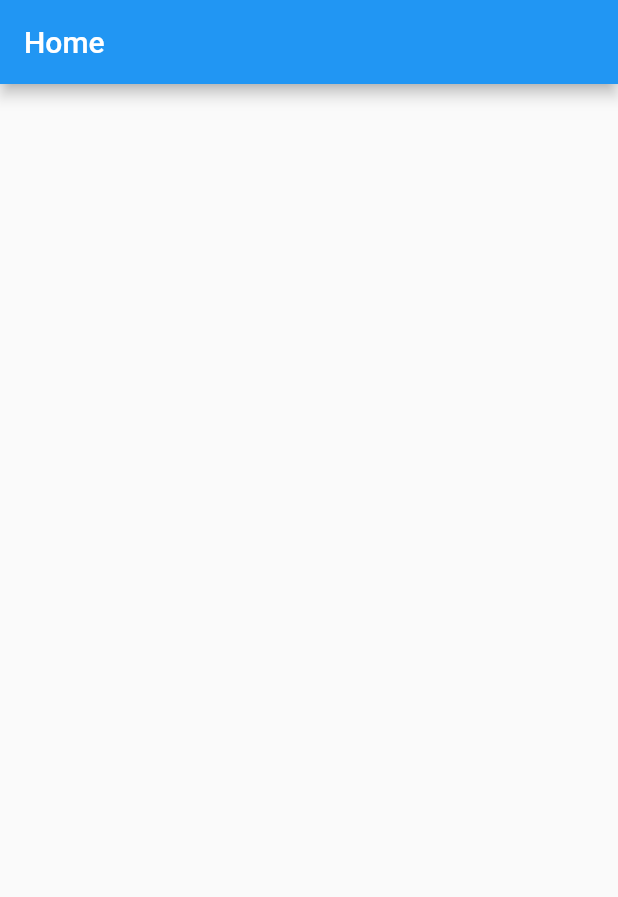
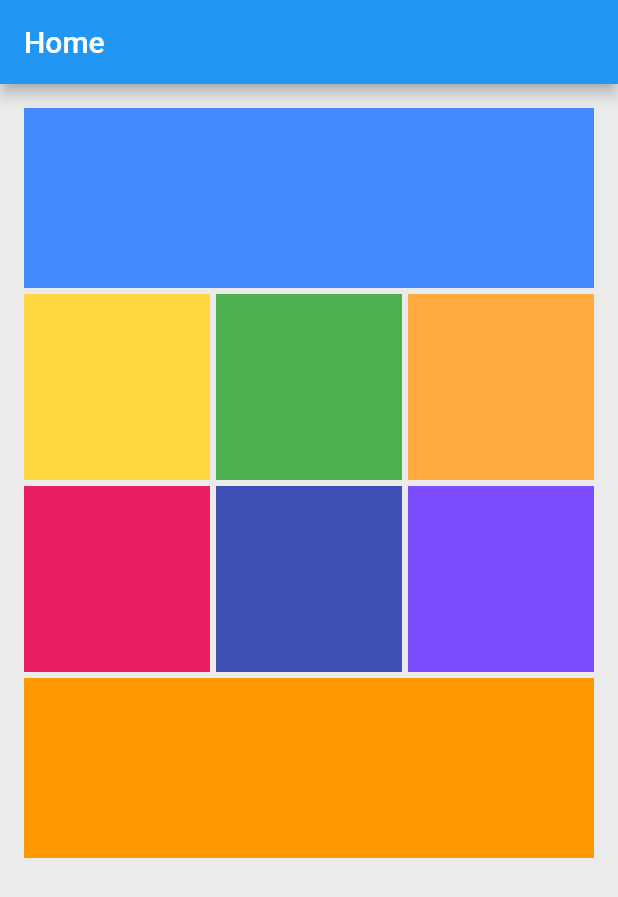
Before and after one commit to CORDEA/flutter_windows_tile, a Flutter app: the screen it shows after launch, on a phone screen of 412 x 824 dp. Shown: the top 897 px of the screen. Run offline on Flutter 3.47's test engine with Material 2 defaults, Android fonts, the phone set to English and light mode, and no system bars; our stand-ins replace freezed_annotation.

Commit message:
add tiles

```diff
--- a/lib/home.dart
+++ b/lib/home.dart
@@ -1,4 +1,5 @@
 import 'package:flutter/material.dart';
+import 'package:flutter_windows_tile/windows_tile.dart';
 
 class HomePage extends StatelessWidget {
   const HomePage({Key? key}) : super(key: key);
@@ -7,7 +8,55 @@ class HomePage extends StatelessWidget {
   Widget build(BuildContext context) {
     return Scaffold(
       appBar: AppBar(title: const Text('Home')),
-      body: const Center(),
+      backgroundColor: Colors.black.withOpacity(0.08),
+      body: ListView(
+        padding: const EdgeInsets.all(16),
+        children: [
+          _buildTile(Colors.blueAccent),
+          const SizedBox(height: 4),
+          Row(
+            children: [
+              _buildSquareTile(Colors.amberAccent),
+              const SizedBox(width: 4),
+              _buildSquareTile(Colors.green),
+              const SizedBox(width: 4),
+              _buildSquareTile(Colors.orangeAccent),
+            ],
+          ),
+          const SizedBox(height: 4),
+          Row(
+            children: [
+              _buildSquareTile(Colors.pink),
+              const SizedBox(width: 4),
+              _buildSquareTile(Colors.indigo),
+              const SizedBox(width: 4),
+              _buildSquareTile(Colors.deepPurpleAccent),
+            ],
+          ),
+          const SizedBox(height: 4),
+          _buildTile(Colors.orange),
+        ],
+      ),
+    );
+  }
+
+  Widget _buildTile(Color color) {
+    return WindowsTile(
+      child: Container(
+        color: color,
+        height: 120,
+      ),
+    );
+  }
+
+  Widget _buildSquareTile(Color color) {
+    return Expanded(
+      child: WindowsTile(
+        child: AspectRatio(
+          aspectRatio: 1,
+          child: ColoredBox(color: color),
+        ),
+      ),
     );
   }
 }
```
